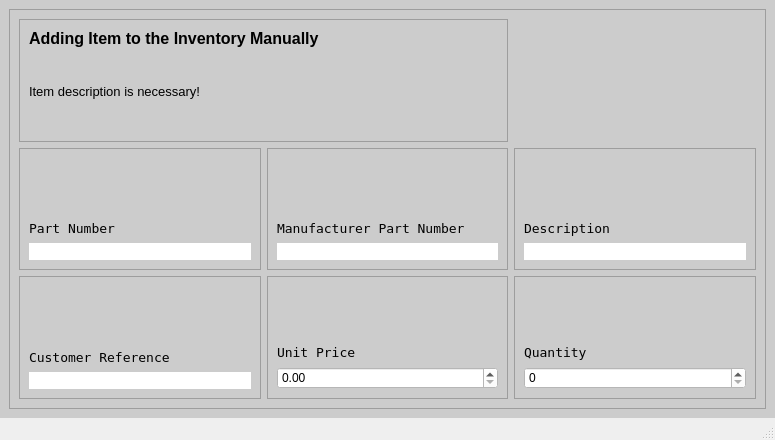
Old version of the form Program_Files/UI_Files/adding_item_window.ui in the repository Thomas1B/Electronics-Inventory-Program.
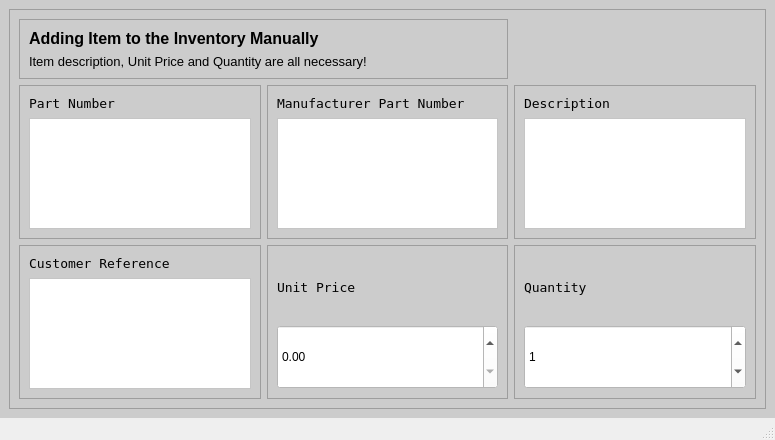
New version of the form. Icons and pictures are not drawn.

Diff of the .ui file:
```diff
--- a/Program_Files/UI_Files/adding_item_window.ui
+++ b/Program_Files/UI_Files/adding_item_window.ui
@@ -45,8 +45,8 @@
    <property name="styleSheet">
     <string notr="true">background-color: rgb(204, 204, 204);</string>
    </property>
-   <layout class="QGridLayout" name="gridLayout">
-    <item row="1" column="0">
+   <layout class="QVBoxLayout" name="verticalLayout_4">
+    <item>
      <widget class="QFrame" name="frame">
       <property name="frameShape">
        <enum>QFrame::StyledPanel</enum>
@@ -79,36 +79,23 @@
              <string>Part Number</string>
             </property>
             <property name="alignment">
-             <set>Qt::AlignBottom|Qt::AlignLeading|Qt::AlignLeft</set>
+             <set>Qt::AlignLeading|Qt::AlignLeft|Qt::AlignVCenter</set>
             </property>
            </widget>
           </item>
           <item>
-           <widget class="QLineEdit" name="lineEdit_part_number">
+           <widget class="QPlainTextEdit" name="plainTextEdit">
             <property name="font">
              <font>
               <family>Arial</family>
-              <pointsize>10</pointsize>
              </font>
             </property>
             <property name="styleSheet">
              <string notr="true">background-color: rgb(255, 255, 255);</string>
             </property>
-            <property name="text">
+            <property name="plainText">
              <string/>
             </property>
-            <property name="maxLength">
-             <number>255</number>
-            </property>
-            <property name="frame">
-             <bool>false</bool>
-            </property>
-            <property name="placeholderText">
-             <string/>
-            </property>
-            <property name="clearButtonEnabled">
-             <bool>true</bool>
-            </property>
            </widget>
           </item>
          </layout>
@@ -122,7 +109,7 @@
          <property name="frameShadow">
           <enum>QFrame::Raised</enum>
          </property>
-         <layout class="QVBoxLayout" name="verticalLayout_2">
+         <layout class="QVBoxLayout" name="verticalLayout_3">
           <item>
            <widget class="QLabel" name="label_2">
             <property name="font">
@@ -135,138 +122,22 @@
              <string>Manufacturer Part Number</string>
             </property>
             <property name="alignment">
-             <set>Qt::AlignBottom|Qt::AlignLeading|Qt::AlignLeft</set>
+             <set>Qt::AlignLeading|Qt::AlignLeft|Qt::AlignVCenter</set>
             </property>
            </widget>
           </item>
           <item>
-           <widget class="QLineEdit" name="lineEdit_manu_part_number">
+           <widget class="QPlainTextEdit" name="plainTextEdit_2">
             <property name="font">
              <font>
               <family>Arial</family>
-              <pointsize>10</pointsize>
              </font>
             </property>
             <property name="styleSheet">
              <string notr="true">background-color: rgb(255, 255, 255);</string>
             </property>
-            <property name="text">
+            <property name="plainText">
              <string/>
-            </property>
-            <property name="maxLength">
-             <number>255</number>
-            </property>
-            <property name="frame">
-             <bool>false</bool>
-            </property>
-            <property name="clearButtonEnabled">
-             <bool>true</bool>
-            </property>
-           </widget>
-          </item>
-         </layout>
-        </widget>
-       </item>
-       <item row="1" column="2">
-        <widget class="QFrame" name="frame_4">
-         <property name="frameShape">
-          <enum>QFrame::StyledPanel</enum>
-         </property>
-         <property name="frameShadow">
-          <enum>QFrame::Raised</enum>
-         </property>
-         <layout class="QVBoxLayout" name="verticalLayout_3">
-          <item>
-           <widget class="QLabel" name="label_3">
-            <property name="font">
-             <font>
-              <family>Terminal</family>
-              <pointsize>10</pointsize>
-             </font>
-            </property>
-            <property name="text">
-             <string>Description</string>
-            </property>
-            <property name="alignment">
-             <set>Qt::AlignBottom|Qt::AlignLeading|Qt::AlignLeft</set>
-            </property>
-           </widget>
-          </item>
-          <item>
-           <widget class="QLineEdit" name="lineEdit_description">
-            <property name="font">
-             <font>
-              <family>Arial</family>
-              <pointsize>10</pointsize>
-             </font>
-            </property>
-            <property name="styleSheet">
-             <string notr="true">background-color: rgb(255, 255, 255);</string>
-            </property>
-            <property name="text">
-             <string/>
-            </property>
-            <property name="maxLength">
-             <number>255</number>
-            </property>
-            <property name="frame">
-             <bool>false</bool>
-            </property>
-            <property name="clearButtonEnabled">
-             <bool>true</bool>
-            </property>
-           </widget>
-          </item>
-         </layout>
-        </widget>
-       </item>
-       <item row="2" column="0">
-        <widget class="QFrame" name="frame_5">
-         <property name="frameShape">
-          <enum>QFrame::StyledPanel</enum>
-         </property>
-         <property name="frameShadow">
-          <enum>QFrame::Raised</enum>
-         </property>
-         <layout class="QVBoxLayout" name="verticalLayout_4">
-          <item>
-           <widget class="QLabel" name="label_4">
-            <property name="font">
-             <font>
-              <family>Terminal</family>
-              <pointsize>10</pointsize>
-             </font>
-            </property>
-            <property name="text">
-             <string>Customer Reference</string>
-            </property>
-            <property name="alignment">
-             <set>Qt::AlignBottom|Qt::AlignLeading|Qt::AlignLeft</set>
-            </property>
-           </widget>
-          </item>
-          <item>
-           <widget class="QLineEdit" name="lineEdit_customer_ref">
-            <property name="font">
-             <font>
-              <family>Arial</family>
-              <pointsize>10</pointsize>
-             </font>
-            </property>
-            <property name="styleSheet">
-             <string notr="true">background-color: rgb(255, 255, 255);</string>
-            </property>
-            <property name="text">
-             <string/>
-            </property>
-            <property name="maxLength">
-             <number>255</number>
-            </property>
-            <property name="frame">
-             <bool>false</bool>
-            </property>
-            <property name="clearButtonEnabled">
-             <bool>true</bool>
             </property>
            </widget>
           </item>
@@ -294,12 +165,18 @@
              <string>Unit Price</string>
             </property>
             <property name="alignment">
-             <set>Qt::AlignBottom|Qt::AlignLeading|Qt::AlignLeft</set>
+             <set>Qt::AlignLeading|Qt::AlignLeft|Qt::AlignVCenter</set>
             </property>
            </widget>
           </item>
           <item>
            <widget class="QDoubleSpinBox" name="doubleSpinBox">
+            <property name="sizePolicy">
+             <sizepolicy hsizetype="Minimum" vsizetype="Minimum">
+              <horstretch>0</horstretch>
+              <verstretch>0</verstretch>
+             </sizepolicy>
+            </property>
             <property name="styleSheet">
              <string notr="true">background-color: rgb(255, 255, 255);</string>
             </property>
@@ -332,18 +209,27 @@
              <string>Quantity</string>
             </property>
             <property name="alignment">
-             <set>Qt::AlignBottom|Qt::AlignLeading|Qt::AlignLeft</set>
+             <set>Qt::AlignLeading|Qt::AlignLeft|Qt::AlignVCenter</set>
             </property>
            </widget>
           </item>
           <item>
            <widget class="QSpinBox" name="spinBox">
+            <property name="sizePolicy">
+             <sizepolicy hsizetype="Minimum" vsizetype="Minimum">
+              <horstretch>0</horstretch>
+              <verstretch>0</verstretch>
+             </sizepolicy>
+            </property>
             <property name="styleSheet">
              <string notr="true">background-color: rgb(255, 255, 255);</string>
             </property>
             <property name="maximum">
              <number>1000000</number>
             </property>
+            <property name="value">
+             <number>1</number>
+            </property>
            </widget>
           </item>
          </layout>
@@ -383,7 +269,7 @@
              </font>
             </property>
             <property name="text">
-             <string>Item description is necessary!</string>
+             <string>Item description, Unit Price and Quantity are all necessary!</string>
             </property>
             <property name="alignment">
              <set>Qt::AlignLeading|Qt::AlignLeft|Qt::AlignTop</set>
@@ -393,6 +279,92 @@
          </layout>
         </widget>
        </item>
+       <item row="2" column="0">
+        <widget class="QFrame" name="frame_5">
+         <property name="frameShape">
+          <enum>QFrame::StyledPanel</enum>
+         </property>
+         <property name="frameShadow">
+          <enum>QFrame::Raised</enum>
+         </property>
+         <layout class="QVBoxLayout" name="verticalLayout_2">
+          <item>
+           <widget class="QLabel" name="label_4">
+            <property name="font">
+             <font>
+              <family>Terminal</family>
+              <pointsize>10</pointsize>
+             </font>
+            </property>
+            <property name="text">
+             <string>Customer Reference</string>
+            </property>
+            <property name="alignment">
+             <set>Qt::AlignLeading|Qt::AlignLeft|Qt::AlignVCenter</set>
+            </property>
+           </widget>
+          </item>
+          <item>
+           <widget class="QPlainTextEdit" name="plainTextEdit_4">
+            <property name="font">
+             <font>
+              <family>Arial</family>
+             </font>
+            </property>
+            <property name="styleSheet">
+             <string notr="true">background-color: rgb(255, 255, 255);</string>
+            </property>
+            <property name="plainText">
+             <string/>
+            </property>
+           </widget>
+          </item>
+         </layout>
+        </widget>
+       </item>
+       <item row="1" column="2">
+        <widget class="QFrame" name="frame_4">
+         <property name="frameShape">
+          <enum>QFrame::StyledPanel</enum>
+         </property>
+         <property name="frameShadow">
+          <enum>QFrame::Raised</enum>
+         </property>
+         <layout class="QVBoxLayout" name="verticalLayout_8">
+          <item>
+           <widget class="QLabel" name="label_3">
+            <property name="font">
+             <font>
+              <family>Terminal</family>
+              <pointsize>10</pointsize>
+             </font>
+            </property>
+            <property name="text">
+             <string>Description</string>
+            </property>
+            <property name="alignment">
+             <set>Qt::AlignLeading|Qt::AlignLeft|Qt::AlignVCenter</set>
+            </property>
+           </widget>
+          </item>
+          <item>
+           <widget class="QPlainTextEdit" name="plainTextEdit_3">
+            <property name="font">
+             <font>
+              <family>Arial</family>
+             </font>
+            </property>
+            <property name="styleSheet">
+             <string notr="true">background-color: rgb(255, 255, 255);</string>
+            </property>
+            <property name="plainText">
+             <string/>
+            </property>
+           </widget>
+          </item>
+         </layout>
+        </widget>
+       </item>
       </layout>
      </widget>
     </item>
```
